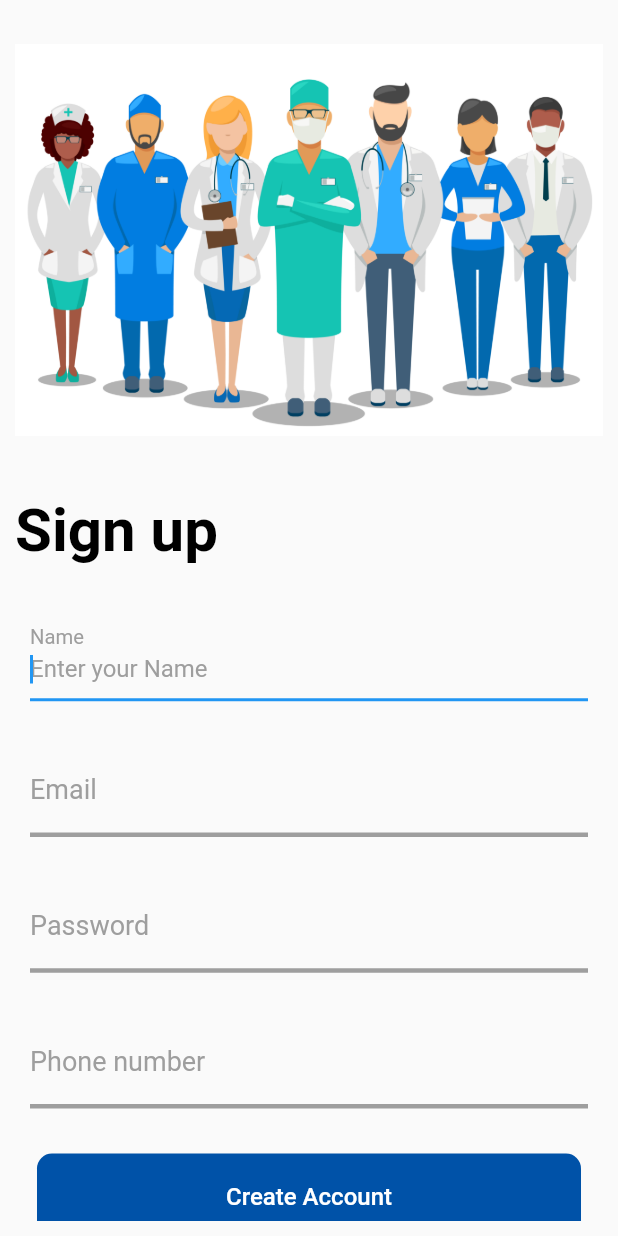
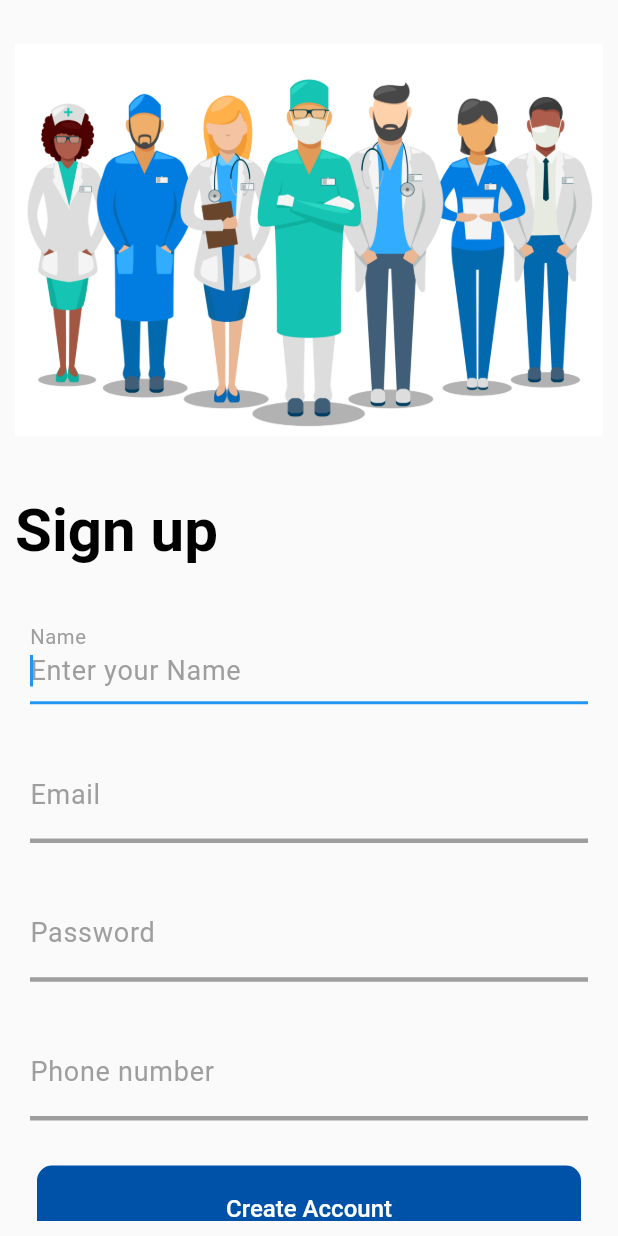
Before and after one commit to El3aQeeD/clinic_app, a Flutter app: the screen it shows after launch, on a phone screen of 412 x 824 dp. Run offline on Flutter 3.47's test engine with Material 2 defaults, Android fonts, the phone set to English and light mode, and no system bars; our stand-ins replace dio, flutter_bloc.

```diff
--- a/lib/shared/custom_text_field.dart
+++ b/lib/shared/custom_text_field.dart
@@ -3,7 +3,7 @@ import 'package:flutter/material.dart';
 Widget customTextFiled({required bool obscureText ,required TextInputType textInputType,required String hintText,required Widget label,required TextEditingController textcontroller ,required String? validatorFunc(dynamic)?  }){
 
   return TextFormField(
-    style: const TextStyle(color: Colors.black),
+    style: const TextStyle(color: Colors.black,letterSpacing: 0.5,fontSize: 18),
     validator: validatorFunc,
     controller: textcontroller,
     keyboardType:textInputType,
```
